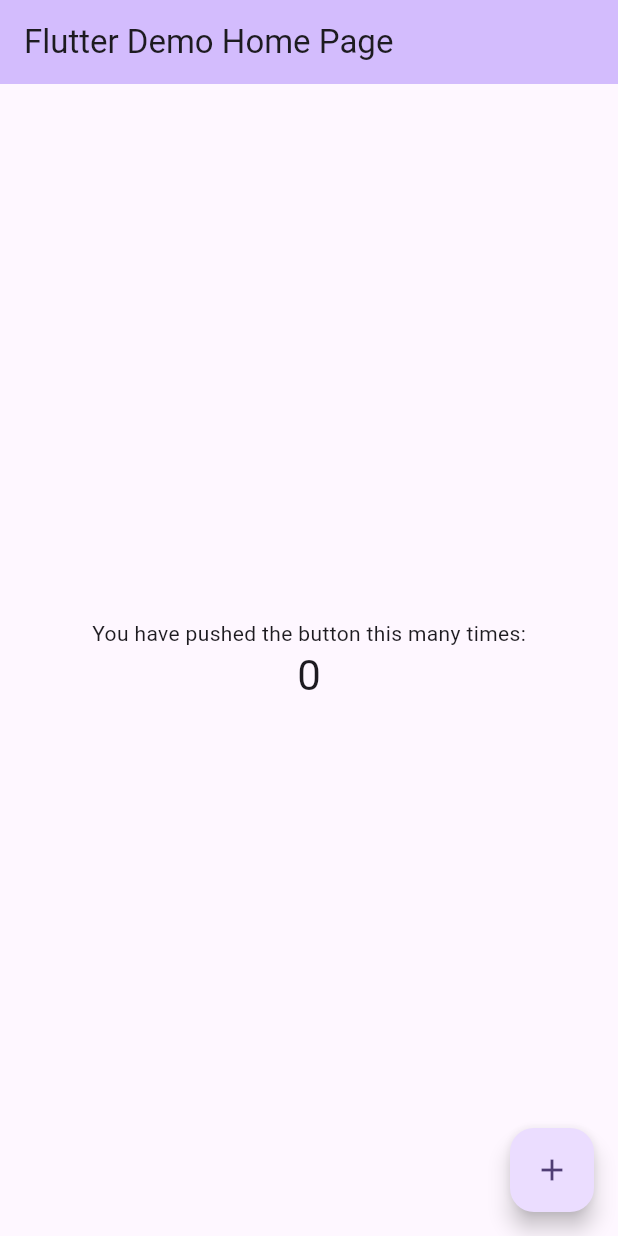
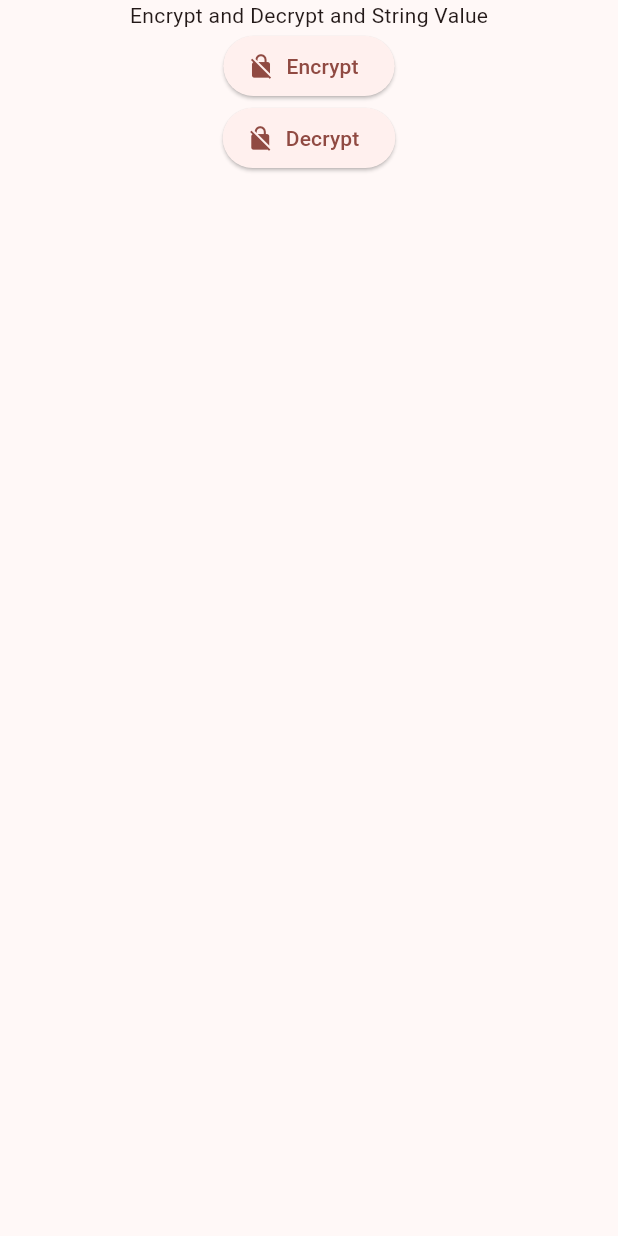
Before and after one commit to swarajkumarsingh/flutter_encrypt_plus, a Flutter app: the screen it shows after launch, on a phone screen of 412 x 824 dp. Run offline on Flutter 3.47's test engine with Material 2 defaults, Android fonts, the phone set to English and light mode, and no system bars.

Commit message:
implemented feature

```diff
--- a/example/lib/main.dart
+++ b/example/lib/main.dart
@@ -1,4 +1,5 @@
 import 'package:flutter/material.dart';
+import 'package:flutter_encrypt_plus/flutter_encrypt_plus.dart';
 
 void main() {
   runApp(const MyApp());
@@ -7,119 +8,59 @@ void main() {
 class MyApp extends StatelessWidget {
   const MyApp({super.key});
 
-  // This widget is the root of your application.
   @override
   Widget build(BuildContext context) {
     return MaterialApp(
       title: 'Flutter Demo',
       theme: ThemeData(
-        // This is the theme of your application.
-        //
-        // TRY THIS: Try running your application with "flutter run". You'll see
-        // the application has a blue toolbar. Then, without quitting the app,
-        // try changing the seedColor in the colorScheme below to Colors.green
-        // and then invoke "hot reload" (save your changes or press the "hot
-        // reload" button in a Flutter-supported IDE, or press "r" if you used
-        // the command line to start the app).
-        //
-        // Notice that the counter didn't reset back to zero; the application
-        // state is not lost during the reload. To reset the state, use hot
-        // restart instead.
-        //
-        // This works for code too, not just values: Most code changes can be
-        // tested with just a hot reload.
-        colorScheme: ColorScheme.fromSeed(seedColor: Colors.deepPurple),
+        colorScheme: ColorScheme.fromSeed(seedColor: Colors.red),
         useMaterial3: true,
       ),
-      home: const MyHomePage(title: 'Flutter Demo Home Page'),
+      home: const HomeScreen(),
     );
   }
 }
 
-class MyHomePage extends StatefulWidget {
-  const MyHomePage({super.key, required this.title});
+class HomeScreen extends StatelessWidget {
+  const HomeScreen({super.key});
 
-  // This widget is the home page of your application. It is stateful, meaning
-  // that it has a State object (defined below) that contains fields that affect
-  // how it looks.
+  /// [encodeString] - pass the INPUT with the salt and obtain the DECRYPTED INPUT
+  void encryptKey() {
+    debugPrint(encrypt.encodeString("<INPUT>", "<SALT>"));
+  }
 
-  // This class is the configuration for the state. It holds the values (in this
-  // case the title) provided by the parent (in this case the App widget) and
-  // used by the build method of the State. Fields in a Widget subclass are
-  // always marked "final".
+  /// [decodeString] - pass the DECRYPTED INPUT with the salt and obtain the real text
+  void decryptKey() {
+    encrypt.decodeString("<DECRYPTED INPUT>", "<SALT>");
+  }
 
-  final String title;
-
-  @override
-  State<MyHomePage> createState() => _MyHomePageState();
-}
-
-class _MyHomePageState extends State<MyHomePage> {
-  int _counter = 0;
-
-  void _incrementCounter() {
-    setState(() {
-      // This call to setState tells the Flutter framework that something has
-      // changed in this State, which causes it to rerun the build method below
-      // so that the display can reflect the updated values. If we changed
-      // _counter without calling setState(), then the build method would not be
-      // called again, and so nothing would appear to happen.
-      _counter++;
-    });
+  /// [testPackage] - Return true or false based on the test results
+  void testPackage() {
+    encrypt.testPackage();
   }
 
   @override
   Widget build(BuildContext context) {
-    // This method is rerun every time setState is called, for instance as done
-    // by the _incrementCounter method above.
-    //
-    // The Flutter framework has been optimized to make rerunning build methods
-    // fast, so that you can just rebuild anything that needs updating rather
-    // than having to individually change instances of widgets.
     return Scaffold(
-      appBar: AppBar(
-        // TRY THIS: Try changing the color here to a specific color (to
-        // Colors.amber, perhaps?) and trigger a hot reload to see the AppBar
-        // change color while the other colors stay the same.
-        backgroundColor: Theme.of(context).colorScheme.inversePrimary,
-        // Here we take the value from the MyHomePage object that was created by
-        // the App.build method, and use it to set our appbar title.
-        title: Text(widget.title),
-      ),
-      body: Center(
-        // Center is a layout widget. It takes a single child and positions it
-        // in the middle of the parent.
-        child: Column(
-          // Column is also a layout widget. It takes a list of children and
-          // arranges them vertically. By default, it sizes itself to fit its
-          // children horizontally, and tries to be as tall as its parent.
-          //
-          // Column has various properties to control how it sizes itself and
-          // how it positions its children. Here we use mainAxisAlignment to
-          // center the children vertically; the main axis here is the vertical
-          // axis because Columns are vertical (the cross axis would be
-          // horizontal).
-          //
-          // TRY THIS: Invoke "debug painting" (choose the "Toggle Debug Paint"
-          // action in the IDE, or press "p" in the console), to see the
-          // wireframe for each widget.
-          mainAxisAlignment: MainAxisAlignment.center,
-          children: <Widget>[
-            const Text(
-              'You have pushed the button this many times:',
-            ),
-            Text(
-              '$_counter',
-              style: Theme.of(context).textTheme.headlineMedium,
-            ),
-          ],
+      body: SafeArea(
+        child: Center(
+          child: Column(
+            children: [
+              const Text("Encrypt and Decrypt and String Value"),
+              ElevatedButton.icon(
+                onPressed: encryptKey,
+                icon: const Icon(Icons.no_encryption),
+                label: const Text("Encrypt"),
+              ),
+              ElevatedButton.icon(
+                onPressed: decryptKey,
+                icon: const Icon(Icons.no_encryption),
+                label: const Text("Decrypt"),
+              )
+            ],
+          ),
         ),
       ),
-      floatingActionButton: FloatingActionButton(
-        onPressed: _incrementCounter,
-        tooltip: 'Increment',
-        child: const Icon(Icons.add),
-      ), // This trailing comma makes auto-formatting nicer for build methods.
     );
   }
 }
--- a/lib/flutter_encrypt_plus.dart
+++ b/lib/flutter_encrypt_plus.dart
@@ -1,7 +1,3 @@
 library flutter_encrypt_plus;
 
-/// A Calculator.
-class Calculator {
-  /// Returns [value] plus 1.
-  int addOne(int value) => value + 1;
-}
+export "src/flutter_encrypt_plus.dart";
--- a/lib/src/flutter_encrypt_plus.dart
+++ b/lib/src/flutter_encrypt_plus.dart
@@ -0,0 +1,17 @@
+import 'package:flutter_encrypt_plus/src/channel.dart';
+
+final encrypt = _Encrypt();
+
+class _Encrypt {
+  String encodeString(String input, String salt) {
+    return channel.encodeString(input, salt);
+  }
+
+  String decodeString(String encodedInput, String salt) {
+    return channel.decodeString(encodedInput, salt);
+  }
+
+  bool testPackage() {
+    return channel.testPackage();
+  }
+}
```
Also changed, not shown: example/pubspec.yaml (+5 -69 lines), lib/src/channel.dart (added, +55 -0 lines), example/pubspec.lock, 2 other files.
